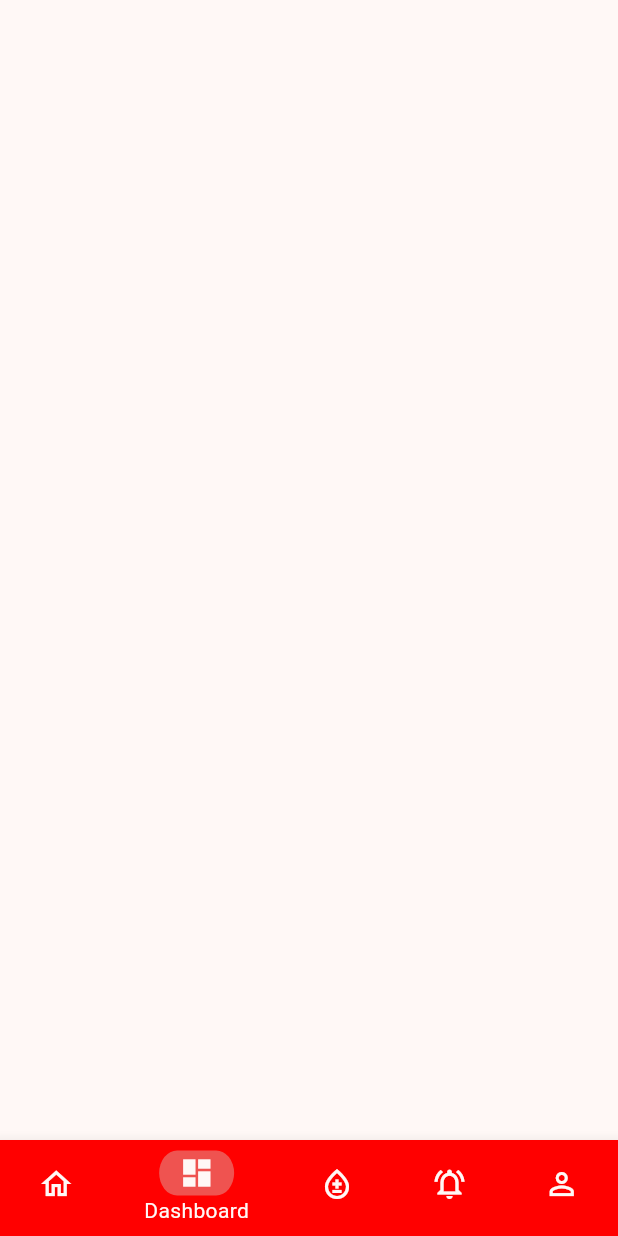
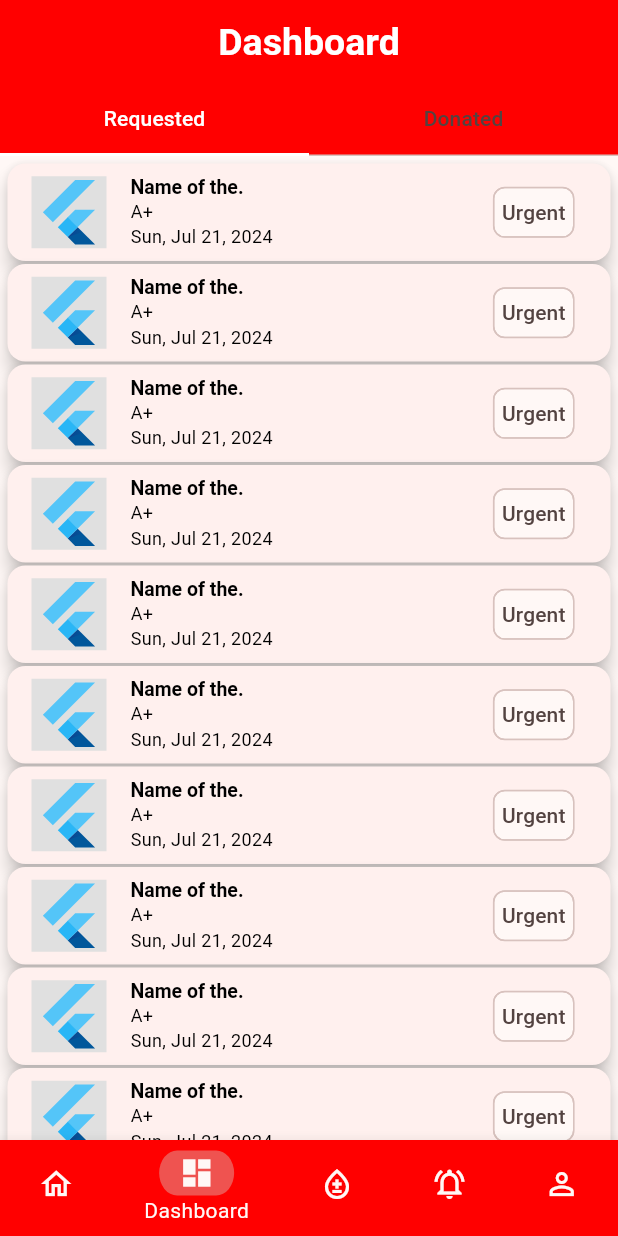
Before and after one commit to partho-debnath/donate-blood-flutter, a Flutter app: the screen it shows after launch, item 2 of the bottom bar chosen, on a phone screen of 412 x 824 dp. Run offline on Flutter 3.47's test engine with Material 3 defaults, Android fonts, the phone set to English and light mode, and no system bars; our stand-ins replace get, image_picker, intl_phone_field, location; network calls fail.

Commit message:
DashboardScreen with BloodDonateRequestScreen screens added

```diff
--- /dev/null
+++ b/lib/presentation/ui/screens/blood_donate_request_screen.dart
@@ -0,0 +1,61 @@
+import 'dart:convert';
+import 'dart:developer';
+
+import 'package:flutter/material.dart';
+import 'package:intl/intl.dart';
+
+class BloodDonateRequestScreen extends StatefulWidget {
+  const BloodDonateRequestScreen({super.key});
+
+  @override
+  State<BloodDonateRequestScreen> createState() =>
+      _BloodDonateRequestScreenState();
+}
+
+class _BloodDonateRequestScreenState extends State<BloodDonateRequestScreen> {
+  @override
+  Widget build(BuildContext context) {
+    return ListView.separated(
+      padding: const EdgeInsets.all(5),
+      itemBuilder: (context, index) {
+        return Card(
+          margin: EdgeInsets.zero,
+          elevation: 5,
+          child: ListTile(
+            dense: true,
+            leading: Container(
+              color: Colors.grey.shade300,
+              height: 50,
+              width: 50,
+              child: FlutterLogo(),
+            ),
+            title: Text('Name of the.'),
+            subtitle: Column(
+              crossAxisAlignment: CrossAxisAlignment.start,
+              mainAxisSize: MainAxisSize.min,
+              children: <Widget>[
+                Text('A+'),
+                Text(DateFormat.yMMMEd().format(DateTime.now())),
+              ],
+            ),
+            onTap: () {
+              log(index.toString());
+            },
+            enableFeedback: true,
+            textColor: Colors.black,
+            titleTextStyle: const TextStyle(
+              fontWeight: FontWeight.bold,
+            ),
+            trailing: const Chip(
+              label: Text('Urgent'),
+              labelPadding: EdgeInsets.symmetric(horizontal: 5),
+              padding: EdgeInsets.zero,
+            ),
+          ),
+        );
+      },
+      separatorBuilder: (context, index) => const SizedBox(height: 2),
+      itemCount: 60,
+    );
+  }
+}
--- /dev/null
+++ b/lib/presentation/ui/screens/dashboard_screen.dart
@@ -0,0 +1,44 @@
+import 'package:flutter/material.dart';
+
+import './blood_donate_request_screen.dart';
+
+class DashboardScreen extends StatefulWidget {
+  static const String routeName = '/dashboard-screen/';
+  const DashboardScreen({super.key});
+
+  @override
+  State<DashboardScreen> createState() => _DashboardScreenState();
+}
+
+class _DashboardScreenState extends State<DashboardScreen> {
+  @override
+  Widget build(context) {
+    return DefaultTabController(
+      length: 2,
+      child: Scaffold(
+        appBar: AppBar(
+          title: const Text('Dashboard'),
+          bottom: const TabBar(
+            indicatorColor: Colors.white,
+            indicatorSize: TabBarIndicatorSize.tab,
+            labelStyle: TextStyle(
+              color: Colors.white,
+            ),
+            tabs: <Tab>[
+              Tab(
+                text: 'Requested',
+              ),
+              Tab(text: 'Donated'),
+            ],
+          ),
+        ),
+        body: TabBarView(
+          children: [
+            BloodDonateRequestScreen(),
+            Text('data 1'),
+          ],
+        ),
+      ),
+    );
+  }
+}
--- a/lib/presentation/ui/screens/main_screens.dart
+++ b/lib/presentation/ui/screens/main_screens.dart
@@ -1,6 +1,9 @@
 import 'dart:developer';
 
 import 'package:flutter/material.dart';
+
+import './home_screen.dart';
+import './dashboard_screen.dart';
 
 class MainScreen extends StatefulWidget {
   static const String routeName = '/main-screen/';
@@ -12,10 +15,16 @@ class MainScreen extends StatefulWidget {
 
 class _MainScreenState extends State<MainScreen> {
   int currentIndex = 0;
+  late List<Widget> screens;
 
   @override
   Widget build(BuildContext context) {
+    screens = [
+      const HomeScreen(),
+      const DashboardScreen(),
+    ];
     return Scaffold(
+      body: screens.elementAt(currentIndex),
       bottomNavigationBar: BottomNavigationBar(
         currentIndex: currentIndex,
         onTap: (index) {
@@ -26,7 +35,13 @@ class _MainScreenState extends State<MainScreen> {
           }
         },
         backgroundColor: const Color(0xffff0000),
-        items: <BottomNavigationBarItem>[
+        items: bottomNavigationBarItems,
+      ),
+    );
+  }
+
+  List<BottomNavigationBarItem> get bottomNavigationBarItems {
+    return <BottomNavigationBarItem>[
       BottomNavigationBarItem(
         activeIcon: bottomNavigationBarItemActiveIcon(
           const Icon(Icons.home),
@@ -67,9 +82,7 @@ class _MainScreenState extends State<MainScreen> {
           const Icon(Icons.person),
         ),
       ),
-        ],
-      ),
-    );
+    ];
   }
 
   Container bottomNavigationBarItemActiveIcon(Icon icon) {
```
Lines whose indentation alone changed are shown as unchanged.
